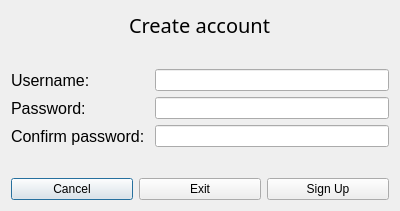
This is signup.ui in Alligraphic/BookShelf as Qt 5 draws it before an edit. The edited form follows.
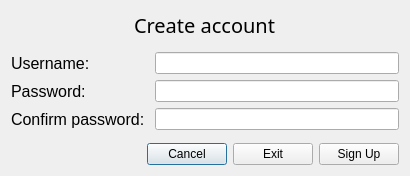
This is the edited form.

Commit message: made signup & login btns functional

What changed in the file:
```diff
--- a/signup.ui
+++ b/signup.ui
@@ -6,8 +6,8 @@
    <rect>
     <x>0</x>
     <y>0</y>
-    <width>400</width>
-    <height>211</height>
+    <width>410</width>
+    <height>176</height>
    </rect>
   </property>
   <property name="windowTitle">
@@ -142,6 +142,19 @@
    </item>
    <item>
     <layout class="QHBoxLayout" name="horizontalLayout_3">
+     <item>
+      <spacer name="horizontalSpacer_3">
+       <property name="orientation">
+        <enum>Qt::Horizontal</enum>
+       </property>
+       <property name="sizeHint" stdset="0">
+        <size>
+         <width>40</width>
+         <height>20</height>
+        </size>
+       </property>
+      </spacer>
+     </item>
      <item>
       <widget class="QPushButton" name="btnCncl">
        <property name="text">
```
Left out of the diff: 6 changed lines with no effect on the pictures. The commit also changes 12 other files.
